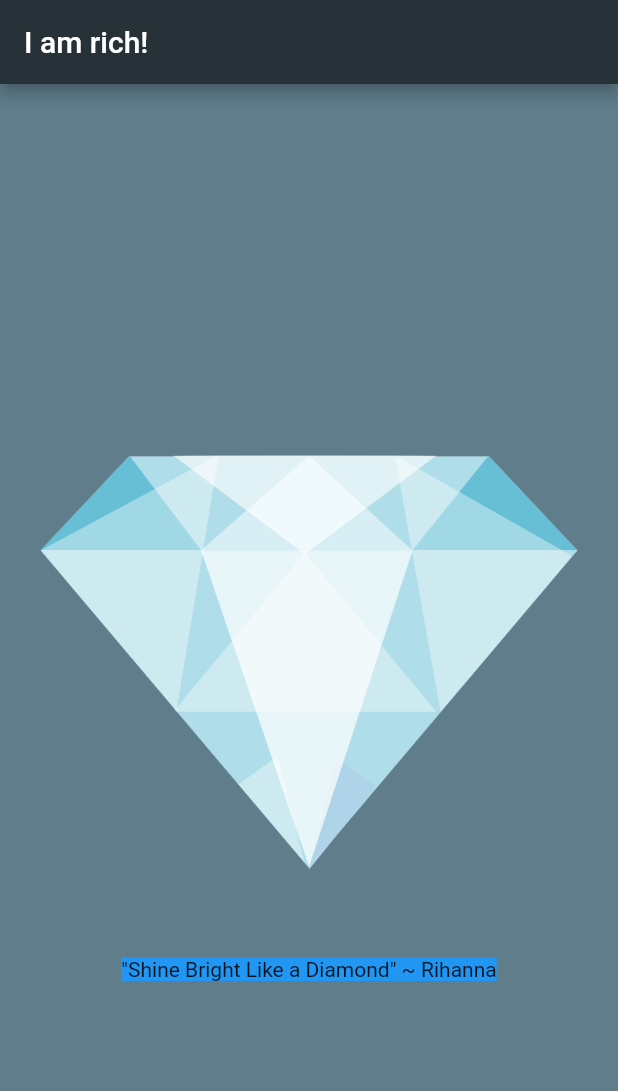
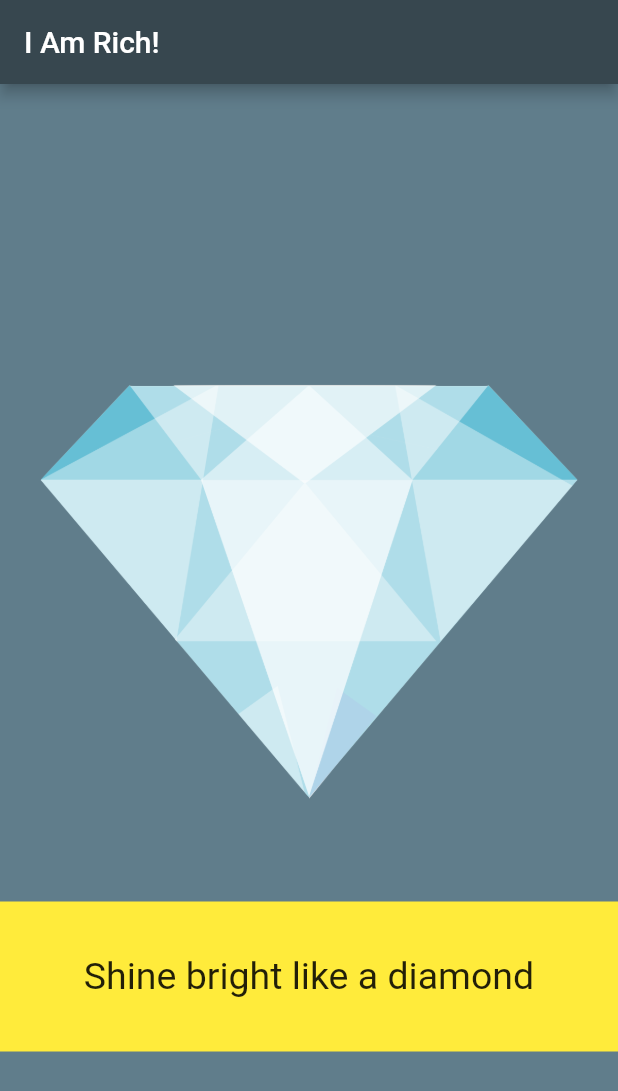
Before and after one commit to Koko-Technologies/i-am-rich-app, a Flutter app: the screen it shows after launch, on a phone screen of 412 x 824 dp. Shown: the top 1091 px of the screen. Run offline on Flutter 3.47's test engine with Material 2 defaults, Android fonts, the phone set to English and light mode, and no system bars; our stand-ins replace animated_text_kit.

Commit message:
animated text kit package added

```diff
--- a/lib/main.dart
+++ b/lib/main.dart
@@ -1,30 +1,67 @@
 import 'package:flutter/material.dart';
+import 'package:flutter/cupertino.dart';
+import 'package:animated_text_kit/animated_text_kit.dart';
 
 void main() {
   runApp(IamRich());
 }
 
 class IamRich extends StatelessWidget {
+  ScrollController _scrollController;
   @override
   Widget build(BuildContext context) {
     return MaterialApp(
-      debugShowCheckedModeBanner: false,
       home: Scaffold(
-        backgroundColor: Colors.blueGrey[500],
+        backgroundColor: Colors.blueGrey,
         appBar: AppBar(
-          title: Text('I am rich!'),
-          backgroundColor: Colors.blueGrey[900],
+          backgroundColor: Colors.blueGrey.shade800,
+          title: Text(
+            'I Am Rich!',
+            style: TextStyle(
+              fontSize: 20.0,
+            ),
+          ),
         ),
         body: Column(
           mainAxisAlignment: MainAxisAlignment.center,
+          crossAxisAlignment: CrossAxisAlignment.center,
           children: [
-            Image(
-              image: AssetImage('images/diamond.png'),
-              fit: BoxFit.contain,
+            Container(
+              alignment: Alignment.center,
+              child: Image(
+                image: AssetImage('images/diamond.png'),
+              ),
+            ),
+            SizedBox(
+              height: 10.0,
             ),
             Container(
-                color: Colors.blue,
-                child: Text('\"Shine Bright Like a Diamond\" ~ Rihanna')),
+              padding: EdgeInsets.symmetric(horizontal: 15.0),
+              height: 100.0,
+              color: Colors.yellow,
+              width: double.infinity,
+              alignment: Alignment.center,
+              child: FadeAnimatedTextKit(
+                onTap: () {
+                  print("Tap Event");
+                },
+                isRepeatingAnimation: true,
+                repeatForever: true,
+                text: [
+                  'Shine bright like a diamond',
+                  'Shine bright like a diamond',
+                  'Find light in the beautiful sea, I choose to be happy',
+                  'You and I, you and I , we\'re like diamonds in the sky',
+                  'You\'re a shooting star I see, a vision of ecstasy',
+                  'When you hold me, I\'m alive',
+                  'We\'re like diamonds in the sky',
+                ],
+                // alignment: Alignment(1.0, 0.5),
+                textStyle: TextStyle(
+                  fontSize: 25.0,
+                ),
+              ),
+            ),
           ],
         ),
       ),
--- a/pubspec.yaml
+++ b/pubspec.yaml
@@ -28,6 +28,8 @@ dependencies:
   # The following adds the Cupertino Icons font to your application.
   # Use with the CupertinoIcons class for iOS style icons.
   cupertino_icons: ^0.1.3
+  animated_text_kit: ^2.2.0
+
 
 dev_dependencies:
   flutter_test:
@@ -44,7 +46,7 @@ flutter:
   # the material Icons class.
   uses-material-design: true
 
-  # To add assets to your application, add an assets section, like this:
+#   To add assets to your application, add an assets section, like this:
   assets:
     - images/diamond.png
 
```
